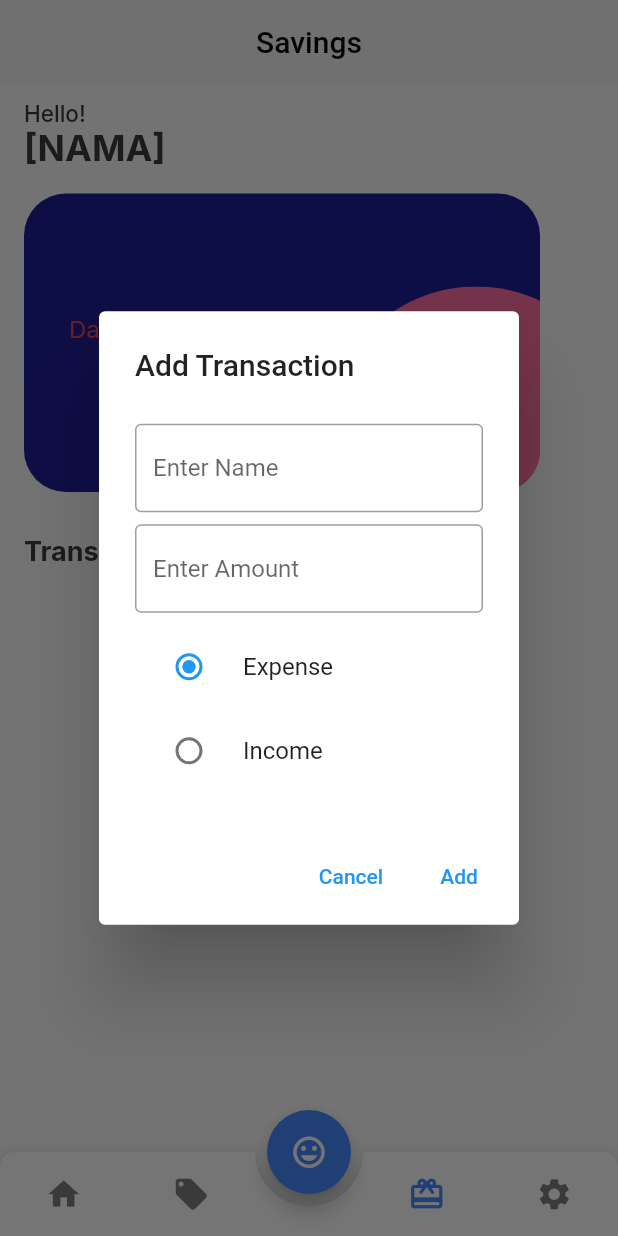
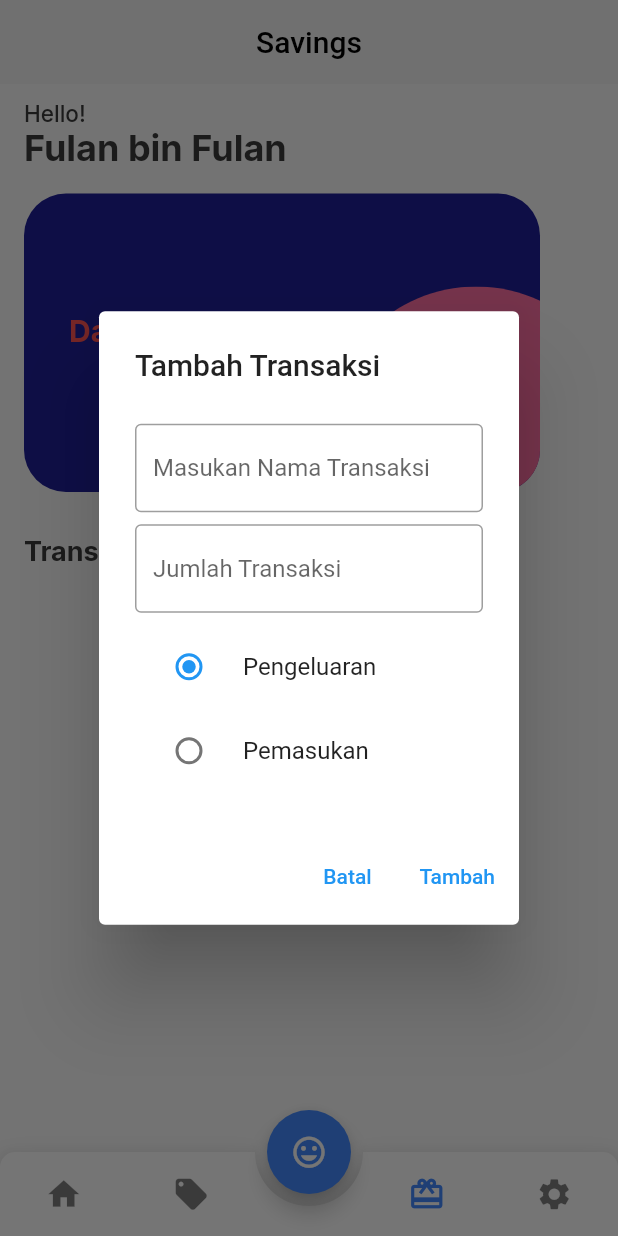
Before and after one commit to dafaputra00/Flutter-KawanDompet, a Flutter app: the screen it shows after launch, item 3 of the bottom bar chosen, after a tap on "Tambah Transaksi", on a phone screen of 412 x 824 dp. Run offline on Flutter 3.47's test engine with Material 2 defaults, Android fonts, the phone set to English and light mode, and no system bars; drawn by our look-alikes of animated_bottom_navigation_bar; our stand-ins replace flutter_svg, google_fonts, hive, hive_flutter; accounts and stored records are empty.

Commit message:
polishing the UI

```diff
--- a/lib/pages/Root_App.dart
+++ b/lib/pages/Root_App.dart
@@ -50,7 +50,7 @@ class _RootAppState extends State<RootApp> {
       body: getBody(),
       bottomNavigationBar: getFooter(),
       floatingActionButton: FloatingActionButton(
-          onPressed: () => _showSettingsPanel(),
+          onPressed: () {},
           child: Icon(
             Icons.mood,
             size: 25,
--- a/lib/pages/dialog/need_dialog.dart
+++ b/lib/pages/dialog/need_dialog.dart
@@ -46,7 +46,7 @@ class _NeedDialogState extends State<NeedDialog> {
   @override
   Widget build(BuildContext context) {
     final isEditing = widget.transaction != null;
-    final title = isEditing ? 'Edit Transaction' : 'Add Transaction';
+    final title = isEditing ? 'Edit Transaksi' : 'Tambah Transaksi';
 
     return AlertDialog(
       title: Text(title),
@@ -77,20 +77,20 @@ class _NeedDialogState extends State<NeedDialog> {
         controller: nameController,
         decoration: InputDecoration(
           border: OutlineInputBorder(),
-          hintText: 'Enter Name',
+          hintText: 'Nama Transaksi',
         ),
         validator: (name) =>
-            name != null && name.isEmpty ? 'Enter a name' : null,
+            name != null && name.isEmpty ? 'Masukan Nama Transaksi' : null,
       );
 
   Widget buildAmount() => TextFormField(
         decoration: InputDecoration(
           border: OutlineInputBorder(),
-          hintText: 'Enter Amount',
+          hintText: 'Jumlah Transaksi',
         ),
         keyboardType: TextInputType.number,
         validator: (amount) => amount != null && double.tryParse(amount) == null
-            ? 'Enter a valid number'
+            ? 'Masukan Angka yang Valid'
             : null,
         controller: amountController,
       );
@@ -98,13 +98,13 @@ class _NeedDialogState extends State<NeedDialog> {
   Widget buildRadioButtons() => Column(
         children: [
           RadioListTile<bool>(
-            title: Text('Expense'),
+            title: Text('Pengeluaran'),
             value: true,
             groupValue: isExpense,
             onChanged: (value) => setState(() => isExpense = value!),
           ),
           RadioListTile<bool>(
-            title: Text('Income'),
+            title: Text('Pemasukan'),
             value: false,
             groupValue: isExpense,
             onChanged: (value) => setState(() => isExpense = value!),
@@ -113,12 +113,12 @@ class _NeedDialogState extends State<NeedDialog> {
       );
 
   Widget buildCancelButton(BuildContext context) => TextButton(
-        child: Text('Cancel'),
+        child: Text('Batal'),
         onPressed: () => Navigator.of(context).pop(),
       );
 
   Widget buildAddButton(BuildContext context, {required bool isEditing}) {
-    final text = isEditing ? 'Save' : 'Add';
+    final text = isEditing ? 'Simpan' : 'Tambah';
 
     return TextButton(
       child: Text(text),
--- a/lib/pages/dialog/saving_dialog.dart
+++ b/lib/pages/dialog/saving_dialog.dart
@@ -46,7 +46,7 @@ class _SavingDialogState extends State<SavingDialog> {
   @override
   Widget build(BuildContext context) {
     final isEditing = widget.transaction != null;
-    final title = isEditing ? 'Edit Transaction' : 'Add Transaction';
+    final title = isEditing ? 'Edit Transaksi' : 'Tambah Transaksi';
 
     return AlertDialog(
       title: Text(title),
@@ -77,20 +77,20 @@ class _SavingDialogState extends State<SavingDialog> {
         controller: nameController,
         decoration: InputDecoration(
           border: OutlineInputBorder(),
-          hintText: 'Enter Name',
+          hintText: 'Masukan Nama Transaksi',
         ),
         validator: (name) =>
-            name != null && name.isEmpty ? 'Enter a name' : null,
+            name != null && name.isEmpty ? 'Masukan Nama Transaksi' : null,
       );
 
   Widget buildAmount() => TextFormField(
         decoration: InputDecoration(
           border: OutlineInputBorder(),
-          hintText: 'Enter Amount',
+          hintText: 'Jumlah Transaksi',
         ),
         keyboardType: TextInputType.number,
         validator: (amount) => amount != null && double.tryParse(amount) == null
-            ? 'Enter a valid number'
+            ? 'Masukan Angka yang Valid'
             : null,
         controller: amountController,
       );
@@ -98,13 +98,13 @@ class _SavingDialogState extends State<SavingDialog> {
   Widget buildRadioButtons() => Column(
         children: [
           RadioListTile<bool>(
-            title: Text('Expense'),
+            title: Text('Pengeluaran'),
             value: true,
             groupValue: isExpense,
             onChanged: (value) => setState(() => isExpense = value!),
           ),
           RadioListTile<bool>(
-            title: Text('Income'),
+            title: Text('Pemasukan'),
             value: false,
             groupValue: isExpense,
             onChanged: (value) => setState(() => isExpense = value!),
@@ -113,12 +113,12 @@ class _SavingDialogState extends State<SavingDialog> {
       );
 
   Widget buildCancelButton(BuildContext context) => TextButton(
-        child: Text('Cancel'),
+        child: Text('Batal'),
         onPressed: () => Navigator.of(context).pop(),
       );
 
   Widget buildAddButton(BuildContext context, {required bool isEditing}) {
-    final text = isEditing ? 'Save' : 'Add';
+    final text = isEditing ? 'Simpan' : 'Tambah';
 
     return TextButton(
       child: Text(text),
--- a/lib/pages/dialog/want_dialog.dart
+++ b/lib/pages/dialog/want_dialog.dart
@@ -46,7 +46,7 @@ class _WantDialogState extends State<WantDialog> {
   @override
   Widget build(BuildContext context) {
     final isEditing = widget.transaction != null;
-    final title = isEditing ? 'Edit Transaction' : 'Add Transaction';
+    final title = isEditing ? 'Edit Transaksi' : 'Tambah Transaksi';
 
     return AlertDialog(
       title: Text(title),
@@ -77,20 +77,20 @@ class _WantDialogState extends State<WantDialog> {
         controller: nameController,
         decoration: InputDecoration(
           border: OutlineInputBorder(),
-          hintText: 'Enter Name',
+          hintText: 'Nama Transaksi',
         ),
         validator: (name) =>
-            name != null && name.isEmpty ? 'Enter a name' : null,
+            name != null && name.isEmpty ? 'Masukan Nama Transaksi' : null,
       );
 
   Widget buildAmount() => TextFormField(
         decoration: InputDecoration(
           border: OutlineInputBorder(),
-          hintText: 'Enter Amount',
+          hintText: 'Jumlah Transaksi',
         ),
         keyboardType: TextInputType.number,
         validator: (amount) => amount != null && double.tryParse(amount) == null
-            ? 'Enter a valid number'
+            ? 'Masukan Angka yang Valid'
             : null,
         controller: amountController,
       );
@@ -98,13 +98,13 @@ class _WantDialogState extends State<WantDialog> {
   Widget buildRadioButtons() => Column(
         children: [
           RadioListTile<bool>(
-            title: Text('Expense'),
+            title: Text('Pengeluaran'),
             value: true,
             groupValue: isExpense,
             onChanged: (value) => setState(() => isExpense = value!),
           ),
           RadioListTile<bool>(
-            title: Text('Income'),
+            title: Text('Pemasukan'),
             value: false,
             groupValue: isExpense,
             onChanged: (value) => setState(() => isExpense = value!),
@@ -113,12 +113,12 @@ class _WantDialogState extends State<WantDialog> {
       );
 
   Widget buildCancelButton(BuildContext context) => TextButton(
-        child: Text('Cancel'),
+        child: Text('Batal'),
         onPressed: () => Navigator.of(context).pop(),
       );
 
   Widget buildAddButton(BuildContext context, {required bool isEditing}) {
-    final text = isEditing ? 'Save' : 'Add';
+    final text = isEditing ? 'Simpan' : 'Tambah';
 
     return TextButton(
       child: Text(text),
--- a/lib/pages/needs.dart
+++ b/lib/pages/needs.dart
@@ -52,8 +52,8 @@ class _NeedPageState extends State<NeedPage> {
           ? previousValue - transaction.amount!
           : previousValue + transaction.amount!,
     );
-    final newExpenseString = '\$${netExpense.toStringAsFixed(2)}';
-    final color = netExpense > 0 ? Colors.green : Colors.red;
+    final newExpenseString = '\Rp${netExpense.toStringAsFixed(2)}';
+    final color = netExpense > 0 ? Colors.greenAccent : Colors.redAccent;
 
     return Container(
       child: ListView(
@@ -73,7 +73,7 @@ class _NeedPageState extends State<NeedPage> {
                       color: kBlackColor),
                 ),
                 Text(
-                  '[NAMA]',
+                  'Fulan bin Fulan',
                   style: GoogleFonts.inter(
                       fontSize: 24,
                       fontWeight: FontWeight.w700,
@@ -111,8 +111,8 @@ class _NeedPageState extends State<NeedPage> {
                         child: Text(
                           'Dana : $newExpenseString',
                           style: GoogleFonts.inter(
-                              fontSize: 16,
-                              fontWeight: FontWeight.w400,
+                              fontSize: 20,
+                              fontWeight: FontWeight.bold,
                               color: color),
                         ),
                       ),
@@ -134,18 +134,6 @@ class _NeedPageState extends State<NeedPage> {
               ),
             ),
           ),
-
-          ListView.builder(
-            itemCount: TransaksiNeeds.length,
-            padding: EdgeInsets.only(left: 16, right: 16),
-            shrinkWrap: true,
-            itemBuilder: (BuildContext context, int index) {
-              final transaction = TransaksiNeeds[index];
-
-              return buildTransaction(context, transaction);
-            },
-          ),
-
           TextButton.icon(
             icon: Icon(Icons.add),
             label: Text('Tambah Transaksi'),
@@ -155,6 +143,18 @@ class _NeedPageState extends State<NeedPage> {
                 onClickedDone: addTransaction,
               ),
             ),
+          ),
+
+          ListView.builder(
+            itemCount: TransaksiNeeds.length,
+            padding: EdgeInsets.only(left: 16, right: 16),
+            physics: NeverScrollableScrollPhysics(),
+            shrinkWrap: true,
+            itemBuilder: (BuildContext context, int index) {
+              final transaction = TransaksiNeeds[index];
+
+              return buildTransaction(context, transaction);
+            },
           ),
         ],
       ),
--- a/lib/pages/savings.dart
+++ b/lib/pages/savings.dart
@@ -52,8 +52,8 @@ class _SavingPageState extends State<SavingPage> {
           ? previousValue - transaction.amount!
           : previousValue + transaction.amount!,
     );
-    final newExpenseString = '\$${netExpense.toStringAsFixed(2)}';
-    final color = netExpense > 0 ? Colors.green : Colors.red;
+    final newExpenseString = '\Rp${netExpense.toStringAsFixed(2)}';
+    final color = netExpense > 0 ? Colors.greenAccent : Colors.redAccent;
 
     return Container(
       child: ListView(
@@ -73,7 +73,7 @@ class _SavingPageState extends State<SavingPage> {
                       color: kBlackColor),
                 ),
                 Text(
-                  '[NAMA]',
+                  'Fulan bin Fulan',
                   style: GoogleFonts.inter(
                       fontSize: 24,
                       fontWeight: FontWeight.w700,
@@ -111,8 +111,8 @@ class _SavingPageState extends State<SavingPage> {
                         child: Text(
                           'Dana : $newExpenseString',
                           style: GoogleFonts.inter(
-                              fontSize: 16,
-                              fontWeight: FontWeight.w400,
+                              fontSize: 20,
+                              fontWeight: FontWeight.bold,
                               color: color),
                         ),
                       ),
@@ -134,18 +134,6 @@ class _SavingPageState extends State<SavingPage> {
               ),
             ),
           ),
-
-          ListView.builder(
-            itemCount: TransaksiSavings.length,
-            padding: EdgeInsets.only(left: 16, right: 16),
-            shrinkWrap: true,
-            itemBuilder: (BuildContext context, int index) {
-              final transaction = TransaksiSavings[index];
-
-              return buildTransaction(context, transaction);
-            },
-          ),
-
           TextButton.icon(
             icon: Icon(Icons.add),
             label: Text('Tambah Transaksi'),
@@ -155,6 +143,18 @@ class _SavingPageState extends State<SavingPage> {
                 onClickedDone: addTransaction,
               ),
             ),
+          ),
+
+          ListView.builder(
+            itemCount: TransaksiSavings.length,
+            padding: EdgeInsets.only(left: 16, right: 16),
+            physics: NeverScrollableScrollPhysics(),
+            shrinkWrap: true,
+            itemBuilder: (BuildContext context, int index) {
+              final transaction = TransaksiSavings[index];
+
+              return buildTransaction(context, transaction);
+            },
           ),
         ],
       ),
--- a/lib/pages/settings.dart
+++ b/lib/pages/settings.dart
@@ -8,6 +8,32 @@ class SettingPage extends StatefulWidget {
 class _SettingPageState extends State<SettingPage> {
   @override
   Widget build(BuildContext context) {
-    return SafeArea(child: Text('Settings'));
+    return Scaffold(
+      appBar: AppBar(
+        centerTitle: true,
+        title: Text('Setting', style: TextStyle(color: Colors.black)),
+        backgroundColor: Colors.grey[100],
+        elevation: 0.0,
+      ),
+      body: Container(
+          child: Card(
+        color: Colors.white,
+        child: ExpansionTile(
+          tilePadding: EdgeInsets.symmetric(horizontal: 24, vertical: 8),
+          title: Text(
+            'Nama',
+            maxLines: 2,
+            style: TextStyle(fontWeight: FontWeight.bold, fontSize: 18),
+          ),
+          trailing: Text(
+            'Edit',
+            style: TextStyle(
+                color: Colors.blueAccent,
+                fontWeight: FontWeight.bold,
+                fontSize: 16),
+          ),
+        ),
+      )),
+    );
   }
 }
--- a/lib/pages/wants.dart
+++ b/lib/pages/wants.dart
@@ -52,8 +52,8 @@ class _WantPageState extends State<WantPage> {
           ? previousValue - transaction.amount!
           : previousValue + transaction.amount!,
     );
-    final newExpenseString = '\$${netExpense.toStringAsFixed(2)}';
-    final color = netExpense > 0 ? Colors.green : Colors.red;
+    final newExpenseString = '\Rp${netExpense.toStringAsFixed(2)}';
+    final color = netExpense > 0 ? Colors.greenAccent : Colors.redAccent;
 
     return Container(
       child: ListView(
@@ -73,7 +73,7 @@ class _WantPageState extends State<WantPage> {
                       color: kBlackColor),
                 ),
                 Text(
-                  '[NAMA]',
+                  'Fulan bin Fulan',
                   style: GoogleFonts.inter(
                       fontSize: 24,
                       fontWeight: FontWeight.w700,
@@ -111,8 +111,8 @@ class _WantPageState extends State<WantPage> {
                         child: Text(
                           'Dana : $newExpenseString',
                           style: GoogleFonts.inter(
-                              fontSize: 16,
-                              fontWeight: FontWeight.w400,
+                              fontSize: 20,
+                              fontWeight: FontWeight.bold,
                               color: color),
                         ),
                       ),
@@ -134,18 +134,6 @@ class _WantPageState extends State<WantPage> {
               ),
             ),
           ),
-
-          ListView.builder(
-            itemCount: TransaksiWants.length,
-            padding: EdgeInsets.only(left: 16, right: 16),
-            shrinkWrap: true,
-            itemBuilder: (BuildContext context, int index) {
-              final transaction = TransaksiWants[index];
-
-              return buildTransaction(context, transaction);
-            },
-          ),
-
           TextButton.icon(
             icon: Icon(Icons.add),
             label: Text('Tambah Transaksi'),
@@ -155,6 +143,18 @@ class _WantPageState extends State<WantPage> {
                 onClickedDone: addTransaction,
               ),
             ),
+          ),
+
+          ListView.builder(
+            itemCount: TransaksiWants.length,
+            padding: EdgeInsets.only(left: 16, right: 16),
+            physics: NeverScrollableScrollPhysics(),
+            shrinkWrap: true,
+            itemBuilder: (BuildContext context, int index) {
+              final transaction = TransaksiWants[index];
+
+              return buildTransaction(context, transaction);
+            },
           ),
         ],
       ),
```
